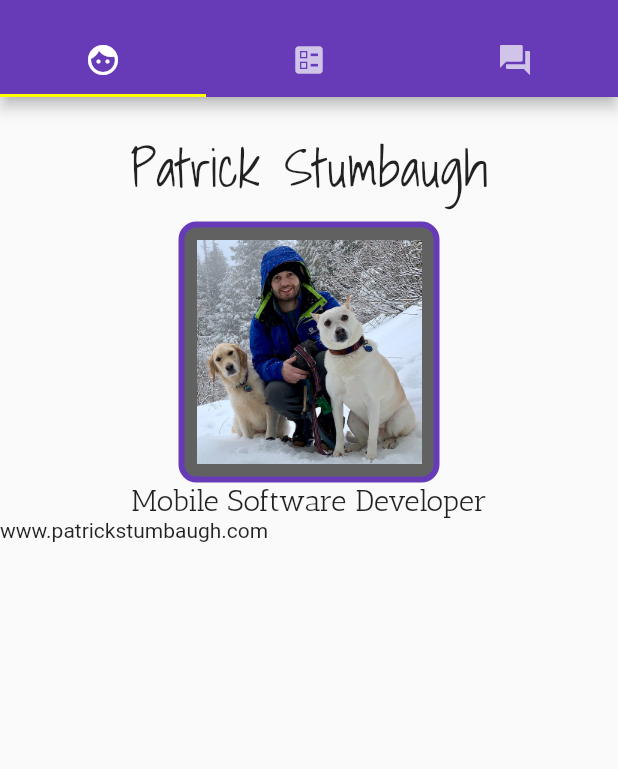
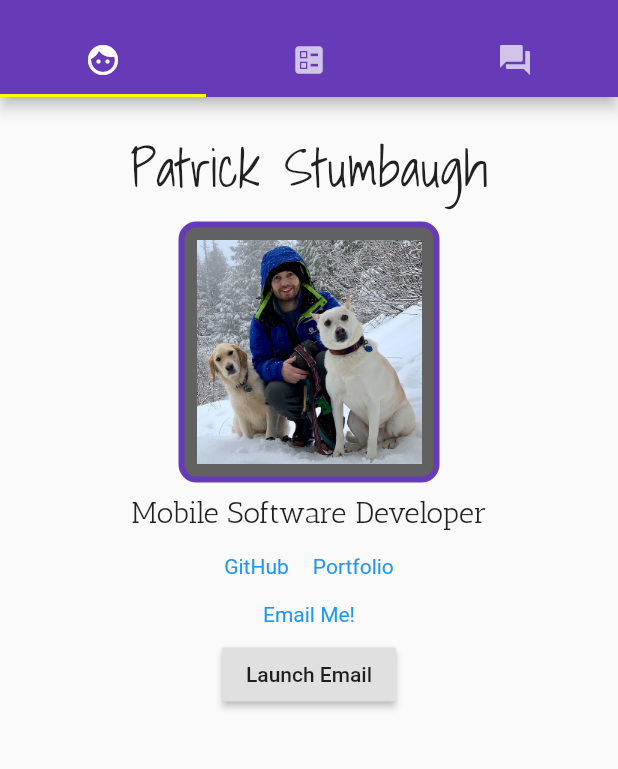
Before and after one commit to pstumbaugh/CallMeMaybe, a Flutter app: the screen it shows after launch, on a phone screen of 412 x 824 dp, the part 59-828 px from its top. Run offline on Flutter 3.47's test engine with Material 2 defaults, Android fonts, the phone set to English and light mode, and no system bars; drawn by our look-alikes of flutter_linkify; missing offline and left inert: email_launcher.

Commit message:
adding email

```diff
--- a/project3/lib/profile.dart
+++ b/project3/lib/profile.dart
@@ -1,6 +1,9 @@
 import 'dart:io';
 import 'package:flutter/material.dart';
+import 'package:flutter/gestures.dart';
 import 'package:flutter_linkify/flutter_linkify.dart';
+import 'package:url_launcher/url_launcher.dart';
+import 'package:email_launcher/email_launcher.dart';
 import 'Styles.dart';
 
 class Profile extends StatelessWidget {
@@ -16,13 +19,14 @@ class Profile extends StatelessWidget {
         children: <Widget>[
           Text('Patrick Stumbaugh', style: Styles.headline1),
           profilePic(),
-          Text('Mobile Software Developer', style: Styles.headline2),
-          Row(children: <Widget>[
-            Linkify(
-              text: "www.patrickstumbaugh.com",
-              linkStyle: TextStyle(color: Colors.red),
-            )
-          ])
+          profileText("Mobile Software Developer"),
+          Row(mainAxisAlignment: MainAxisAlignment.center, children: <Widget>[
+            hyperlink("http://www.github.com/pstumbaugh", "GitHub"),
+            hyperlink("http://www.patrickstumbaugh.com", "Portfolio"),
+          ]),
+          hyperlink(
+              "mailto:stumbaugh.patrick@gmail.com?subject=Hello!", "Email Me!"),
+          RaisedButton(onPressed: _launchEmail, child: Text('Launch Email'))
         ],
       ),
     );
@@ -51,4 +55,29 @@ class Profile extends StatelessWidget {
           )),
     );
   }
+
+  Widget hyperlink(String url, String title) {
+    return Padding(
+        padding: const EdgeInsets.all(8.0),
+        child: RichText(
+            text: TextSpan(
+                text: title,
+                style: new TextStyle(color: Colors.blue),
+                recognizer: new TapGestureRecognizer()
+                  ..onTap = () {
+                    launch(url);
+                  })));
+  }
+
+  Widget profileText(String text) {
+    return Padding(
+      padding: const EdgeInsets.all(8.0),
+      child: Text(text, style: Styles.headline2),
+    );
+  }
+
+  void _launchEmail() async {
+    Email email = Email(to: ['stumbaugh.patrick@gmail.com']);
+    await EmailLauncher.launch(email);
+  }
 }
--- a/project3/pubspec.yaml
+++ b/project3/pubspec.yaml
@@ -24,6 +24,8 @@ dependencies:
   flutter:
     sdk: flutter
   flutter_linkify: ^4.0.2
+  url_launcher: ^5.4.0
+  email_launcher: ^1.0.0
 
 
 
```
Also changed, not shown: project3/pubspec.lock, 1 other file.
